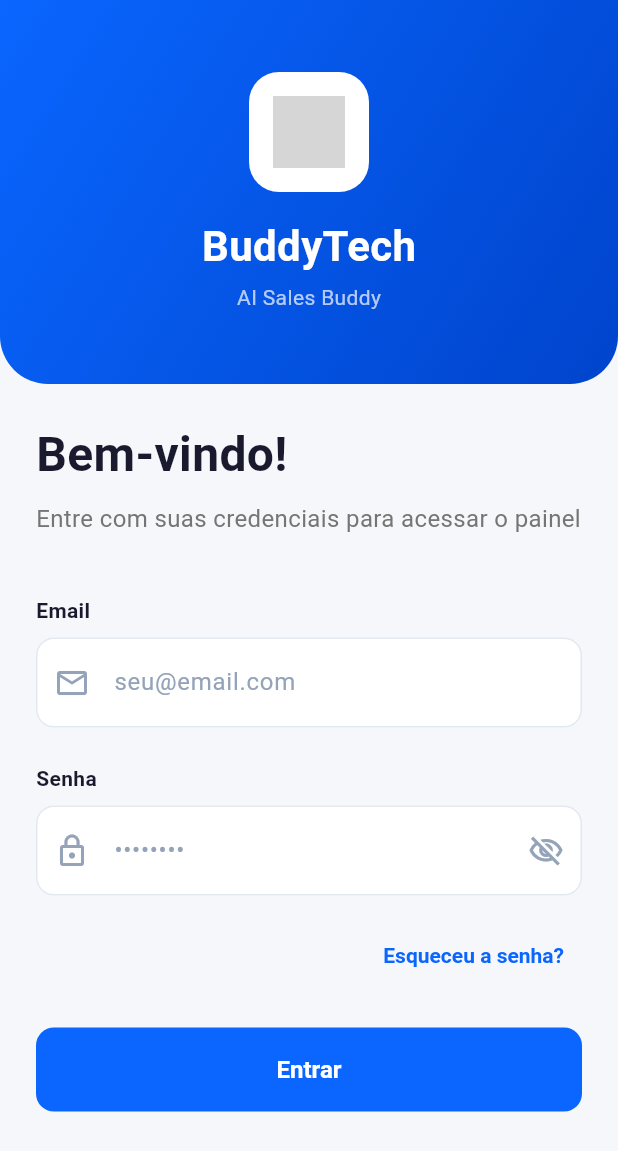
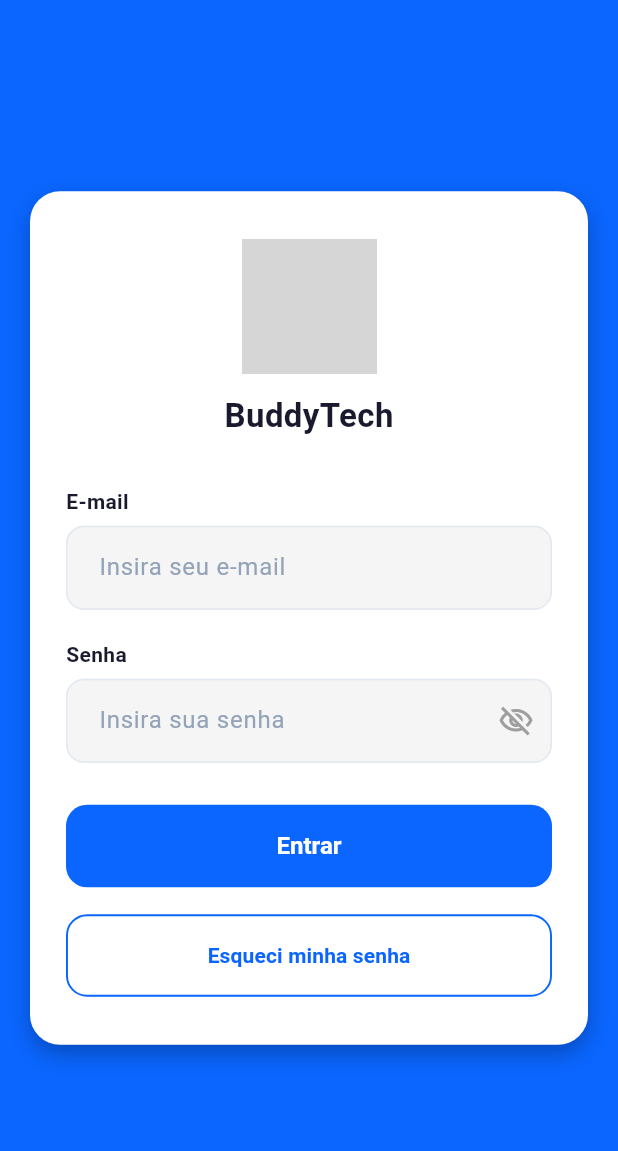
Before and after one commit to buddytech-dev/Front-End, a Flutter app: the screen it shows after launch, on a phone screen of 412 x 824 dp. Shown: the top 1151 px of the screen. Run offline on Flutter 3.47's test engine with Material 3 defaults, Android fonts, the light colour scheme and no system bars; our stand-ins replace file_picker, flutter_dotenv, supabase_flutter; accounts and stored records are empty; grey boxes are pictures that could not be loaded.

Commit message:
Ajuste no visual
Ajuste no login page para mobile

```diff
--- a/buddytech/lib/pages/login_page.dart
+++ b/buddytech/lib/pages/login_page.dart
@@ -46,10 +46,7 @@ class _LoginPageState extends State<LoginPage> {
     } catch (e) {
       if (mounted) {
         ScaffoldMessenger.of(context).showSnackBar(
-          SnackBar(
-            content: Text("Erro: $e"),
-            backgroundColor: AppColors.error,
-          ),
+          SnackBar(content: Text("Erro: $e"), backgroundColor: AppColors.error),
         );
       }
     } finally {
@@ -118,65 +115,209 @@ class _LoginPageState extends State<LoginPage> {
     );
   }
 
+  Widget _buildEmailField() {
+    return TextField(
+      controller: emailController,
+      keyboardType: TextInputType.emailAddress,
+      decoration: InputDecoration(
+        hintText: "Insira seu e-mail",
+        filled: true,
+        fillColor: Colors.grey.shade100,
+        border: OutlineInputBorder(
+          borderRadius: BorderRadius.circular(14),
+          borderSide: const BorderSide(color: AppColors.border),
+        ),
+        focusedBorder: OutlineInputBorder(
+          borderRadius: BorderRadius.circular(14),
+          borderSide: const BorderSide(color: AppColors.primary, width: 2),
+        ),
+        contentPadding: const EdgeInsets.symmetric(
+          horizontal: 18,
+          vertical: 16,
+        ),
+      ),
+    );
+  }
+
+  Widget _buildPasswordField() {
+    return TextField(
+      controller: passwordController,
+      obscureText: _obscurePassword,
+      decoration: InputDecoration(
+        hintText: "Insira sua senha",
+        suffixIcon: IconButton(
+          icon: Icon(
+            _obscurePassword
+                ? Icons.visibility_off_outlined
+                : Icons.visibility_outlined,
+            color: Colors.grey,
+          ),
+          onPressed: () => setState(() {
+            _obscurePassword = !_obscurePassword;
+          }),
+        ),
+        filled: true,
+        fillColor: Colors.grey.shade100,
+        border: OutlineInputBorder(
+          borderRadius: BorderRadius.circular(14),
+          borderSide: const BorderSide(color: AppColors.border),
+        ),
+        focusedBorder: OutlineInputBorder(
+          borderRadius: BorderRadius.circular(14),
+          borderSide: const BorderSide(color: AppColors.primary, width: 2),
+        ),
+        contentPadding: const EdgeInsets.symmetric(
+          horizontal: 18,
+          vertical: 16,
+        ),
+      ),
+    );
+  }
+
   /// Layout para mobile - apenas formulário com header
   Widget _buildMobileLayout() {
-    return SingleChildScrollView(
+    return Container(
+      width: double.infinity,
+      height: double.infinity,
+      color: AppColors.primary, // Fundo azul
+      child: Center(
+        child: SingleChildScrollView(
+          padding: const EdgeInsets.all(20),
+          child: Container(
+            padding: const EdgeInsets.symmetric(horizontal: 24, vertical: 32),
+            width: double.infinity,
+            decoration: BoxDecoration(
+              color: Colors.white,
+              borderRadius: BorderRadius.circular(20),
+              boxShadow: const [
+                BoxShadow(
+                  color: Colors.black26,
+                  blurRadius: 12,
+                  offset: Offset(0, 6),
+                ),
+              ],
+            ),
+
             child: Column(
-        children: [
-          // Header com logo
-          Container(
-            width: double.infinity,
-            padding: const EdgeInsets.symmetric(vertical: 48, horizontal: 24),
-            decoration: const BoxDecoration(
-              gradient: AppColors.primaryGradient,
-              borderRadius: BorderRadius.only(
-                bottomLeft: Radius.circular(32),
-                bottomRight: Radius.circular(32),
-              ),
-            ),
-            child: SafeArea(
-              bottom: false,
-              child: Column(
+              crossAxisAlignment: CrossAxisAlignment.center,
               children: [
                 // Logo
                 Container(
-                    height: 80,
-                    width: 80,
-                    padding: const EdgeInsets.all(16),
+                  height: 90,
+                  width: 90,
                   decoration: BoxDecoration(
-                      color: Colors.white,
                     borderRadius: BorderRadius.circular(20),
                   ),
                   child: Image.asset("assets/logo.png"),
                 ),
-                  const SizedBox(height: 16),
+                const SizedBox(height: 12),
+
+                // Nome
                 const Text(
                   "BuddyTech",
                   style: TextStyle(
-                      fontSize: 28,
+                    fontSize: 22,
                     fontWeight: FontWeight.bold,
+                    color: AppColors.textPrimary,
+                  ),
+                ),
+
+                const SizedBox(height: 32),
+
+                // Formulário
+                Align(
+                  alignment: Alignment.centerLeft,
+                  child: Text(
+                    "E-mail",
+                    style: TextStyle(
+                      fontSize: 14,
+                      fontWeight: FontWeight.w600,
+                      color: AppColors.textPrimary,
+                    ),
+                  ),
+                ),
+                const SizedBox(height: 6),
+                _buildEmailField(),
+                const SizedBox(height: 20),
+
+                Align(
+                  alignment: Alignment.centerLeft,
+                  child: Text(
+                    "Senha",
+                    style: TextStyle(
+                      fontSize: 14,
+                      fontWeight: FontWeight.w600,
+                      color: AppColors.textPrimary,
+                    ),
+                  ),
+                ),
+                const SizedBox(height: 6),
+                _buildPasswordField(),
+
+                const SizedBox(height: 28),
+
+                // Botão entrar
+                SizedBox(
+                  width: double.infinity,
+                  height: 55,
+                  child: ElevatedButton(
+                    style: ElevatedButton.styleFrom(
+                      backgroundColor: AppColors.primary,
+                      shape: RoundedRectangleBorder(
+                        borderRadius: BorderRadius.circular(14),
+                      ),
+                    ),
+                    onPressed: loading ? null : login,
+                    child: loading
+                        ? const SizedBox(
+                            width: 24,
+                            height: 24,
+                            child: CircularProgressIndicator(
+                              strokeWidth: 2,
                               color: Colors.white,
                             ),
+                          )
+                        : const Text(
+                            "Entrar",
+                            style: TextStyle(
+                              fontSize: 16,
+                              fontWeight: FontWeight.w600,
                             ),
-                  const SizedBox(height: 4),
-                  const Text(
-                    "AI Sales Buddy",
+                          ),
+                  ),
+                ),
+
+                const SizedBox(height: 18),
+
+                // Botão Esqueci minha senha
+                SizedBox(
+                  width: double.infinity,
+                  height: 55,
+                  child: OutlinedButton(
+                    style: OutlinedButton.styleFrom(
+                      side: const BorderSide(
+                        color: AppColors.primary,
+                        width: 1.3,
+                      ),
+                      shape: RoundedRectangleBorder(
+                        borderRadius: BorderRadius.circular(14),
+                      ),
+                    ),
+                    onPressed: () {},
+                    child: const Text(
+                      "Esqueci minha senha",
                       style: TextStyle(
+                        color: AppColors.primary,
                         fontSize: 14,
-                      color: Colors.white70,
+                        fontWeight: FontWeight.w600,
+                      ),
+                    ),
                   ),
                 ),
               ],
             ),
           ),
         ),
-
-          // Formulário
-          Padding(
-            padding: const EdgeInsets.all(24),
-            child: _buildForm(),
-          ),
-        ],
       ),
     );
   }
@@ -281,10 +422,7 @@ class _LoginPageState extends State<LoginPage> {
         const SizedBox(height: 8),
         Text(
           "Entre com suas credenciais para acessar o painel",
-          style: TextStyle(
-            fontSize: 16,
-            color: Colors.grey.shade600,
-          ),
+          style: TextStyle(fontSize: 16, color: Colors.grey.shade600),
         ),
         const SizedBox(height: 40),
 
@@ -303,10 +441,16 @@ class _LoginPageState extends State<LoginPage> {
           keyboardType: TextInputType.emailAddress,
           decoration: InputDecoration(
             hintText: "seu@email.com",
-            prefixIcon: const Icon(Icons.email_outlined, color: AppColors.textLight),
+            prefixIcon: const Icon(
+              Icons.email_outlined,
+              color: AppColors.textLight,
+            ),
             filled: true,
             fillColor: Colors.white,
-            contentPadding: const EdgeInsets.symmetric(horizontal: 20, vertical: 18),
+            contentPadding: const EdgeInsets.symmetric(
+              horizontal: 20,
+              vertical: 18,
+            ),
             border: OutlineInputBorder(
               borderRadius: BorderRadius.circular(12),
               borderSide: const BorderSide(color: AppColors.border),
@@ -339,10 +483,15 @@ class _LoginPageState extends State<LoginPage> {
           obscureText: _obscurePassword,
           decoration: InputDecoration(
             hintText: "••••••••",
-            prefixIcon: const Icon(Icons.lock_outline, color: AppColors.textLight),
+            prefixIcon: const Icon(
+              Icons.lock_outline,
+              color: AppColors.textLight,
+            ),
             suffixIcon: IconButton(
               icon: Icon(
-                _obscurePassword ? Icons.visibility_off_outlined : Icons.visibility_outlined,
+                _obscurePassword
+                    ? Icons.visibility_off_outlined
+                    : Icons.visibility_outlined,
                 color: AppColors.textLight,
               ),
               onPressed: () {
@@ -351,7 +500,10 @@ class _LoginPageState extends State<LoginPage> {
             ),
             filled: true,
             fillColor: Colors.white,
-            contentPadding: const EdgeInsets.symmetric(horizontal: 20, vertical: 18),
+            contentPadding: const EdgeInsets.symmetric(
+              horizontal: 20,
+              vertical: 18,
+            ),
             border: OutlineInputBorder(
               borderRadius: BorderRadius.circular(12),
               borderSide: const BorderSide(color: AppColors.border),
@@ -376,9 +528,7 @@ class _LoginPageState extends State<LoginPage> {
             onPressed: () {
               // TODO: Implementar recuperação de senha
             },
-            style: TextButton.styleFrom(
-              foregroundColor: AppColors.primary,
-            ),
+            style: TextButton.styleFrom(foregroundColor: AppColors.primary),
             child: const Text("Esqueceu a senha?"),
           ),
         ),
@@ -410,10 +560,7 @@ class _LoginPageState extends State<LoginPage> {
                   )
                 : const Text(
                     "Entrar",
-                    style: TextStyle(
-                      fontSize: 16,
-                      fontWeight: FontWeight.w600,
-                    ),
+                    style: TextStyle(fontSize: 16, fontWeight: FontWeight.w600),
                   ),
           ),
         ),
```
Lines whose indentation alone changed are shown as unchanged.
